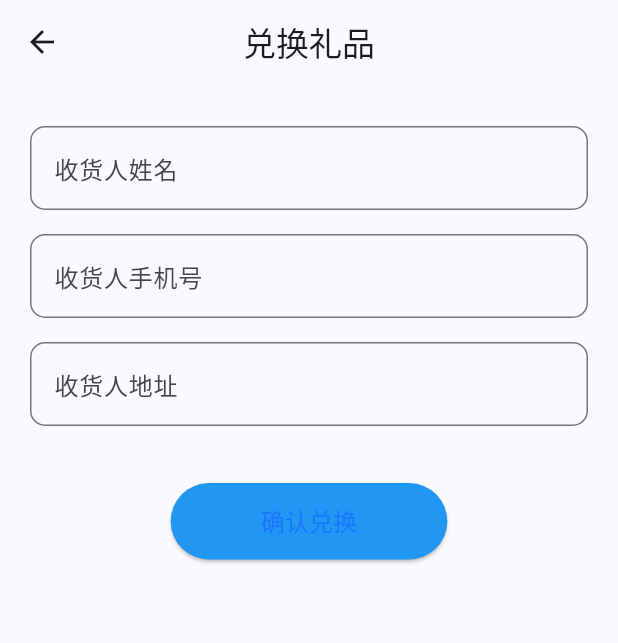
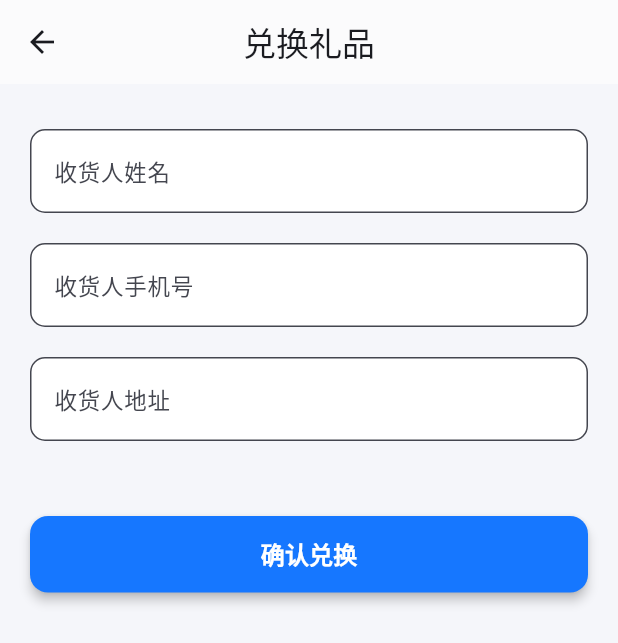
Before and after one commit to shubin45410292/car_buying_advice, a Flutter app: the ExchangeInfoPage screen opened directly, on a phone screen of 412 x 824 dp. Shown: the top 643 px of the screen. Run offline on Flutter 3.47's test engine with Material 3 defaults, Android fonts, the light colour scheme and no system bars; our stand-ins replace shared_preferences; accounts and stored records are empty.

Commit message:
兑换页面修改

```diff
--- a/lib/pages/exchange_info_page.dart
+++ b/lib/pages/exchange_info_page.dart
@@ -1,4 +1,4 @@
-//用户填写收货姓名、电话、地址，点击“确认兑换”进入兑换记录页。
+// 用户填写收货姓名、电话、地址，点击“确认兑换”进入兑换记录页。
 import 'package:flutter/material.dart';
 import 'exchange_record_page.dart';
 
@@ -17,21 +17,27 @@ class _ExchangeInfoPageState extends State<ExchangeInfoPage> {
   @override
   Widget build(BuildContext context) {
     return Scaffold(
+      backgroundColor: const Color(0xFFF5F6FA),
       appBar: AppBar(
         title: const Text('兑换礼品'),
         centerTitle: true,
+        backgroundColor: Colors.white,
+        elevation: 0.5,
       ),
       body: Padding(
         padding: const EdgeInsets.all(20),
         child: Column(
+          crossAxisAlignment: CrossAxisAlignment.stretch,
           children: [
             _buildField('收货人姓名', nameCtrl),
             _buildField('收货人手机号', phoneCtrl, keyboardType: TextInputType.phone),
             _buildField('收货人地址', addrCtrl),
-            const SizedBox(height: 30),
+            const SizedBox(height: 40),
             ElevatedButton(
               onPressed: () {
-                if (nameCtrl.text.isEmpty || phoneCtrl.text.isEmpty || addrCtrl.text.isEmpty) {
+                if (nameCtrl.text.isEmpty ||
+                    phoneCtrl.text.isEmpty ||
+                    addrCtrl.text.isEmpty) {
                   ScaffoldMessenger.of(context).showSnackBar(
                     const SnackBar(content: Text('请填写完整信息')),
                   );
@@ -50,26 +56,49 @@ class _ExchangeInfoPageState extends State<ExchangeInfoPage> {
                 );
               },
               style: ElevatedButton.styleFrom(
-                backgroundColor: Colors.blue,
-                padding: const EdgeInsets.symmetric(horizontal: 60, vertical: 14),
+                backgroundColor: const Color(0xFF1677FF), // 蓝色背景
+                padding:
+                const EdgeInsets.symmetric(horizontal: 60, vertical: 14),
+                shape: RoundedRectangleBorder(
+                  borderRadius: BorderRadius.circular(12),
+                ),
+                elevation: 3,
               ),
-              child: const Text('确认兑换', style: TextStyle(fontSize: 16)),
-            )
+              // ✅ 白色文字 + 加粗
+              child: const Text(
+                '确认兑换',
+                style: TextStyle(
+                  fontSize: 16,
+                  color: Colors.white,
+                  fontWeight: FontWeight.w600,
+                ),
+              ),
+            ),
           ],
         ),
       ),
     );
   }
 
-  Widget _buildField(String label, TextEditingController controller, {TextInputType? keyboardType}) {
+  Widget _buildField(String label, TextEditingController controller,
+      {TextInputType? keyboardType}) {
     return Padding(
-      padding: const EdgeInsets.symmetric(vertical: 8),
+      padding: const EdgeInsets.symmetric(vertical: 10),
       child: TextField(
         controller: controller,
         keyboardType: keyboardType,
         decoration: InputDecoration(
           labelText: label,
-          border: OutlineInputBorder(borderRadius: BorderRadius.circular(10)),
+          labelStyle: const TextStyle(fontSize: 15),
+          filled: true,
+          fillColor: Colors.white,
+          border: OutlineInputBorder(
+            borderRadius: BorderRadius.circular(10),
+          ),
+          focusedBorder: OutlineInputBorder(
+            borderSide: const BorderSide(color: Colors.blue, width: 1.5),
+            borderRadius: BorderRadius.circular(10),
+          ),
         ),
       ),
     );
```
Also changed, not shown: lib/pages/exchange_gift_page.dart (deleted, +0 -62 lines), lib/pages/exchange_history_page.dart (deleted, +0 -71 lines), lib/pages/exchange_record_page.dart (+90 -21 lines), lib/pages/points_page.dart (+10 -18 lines).
